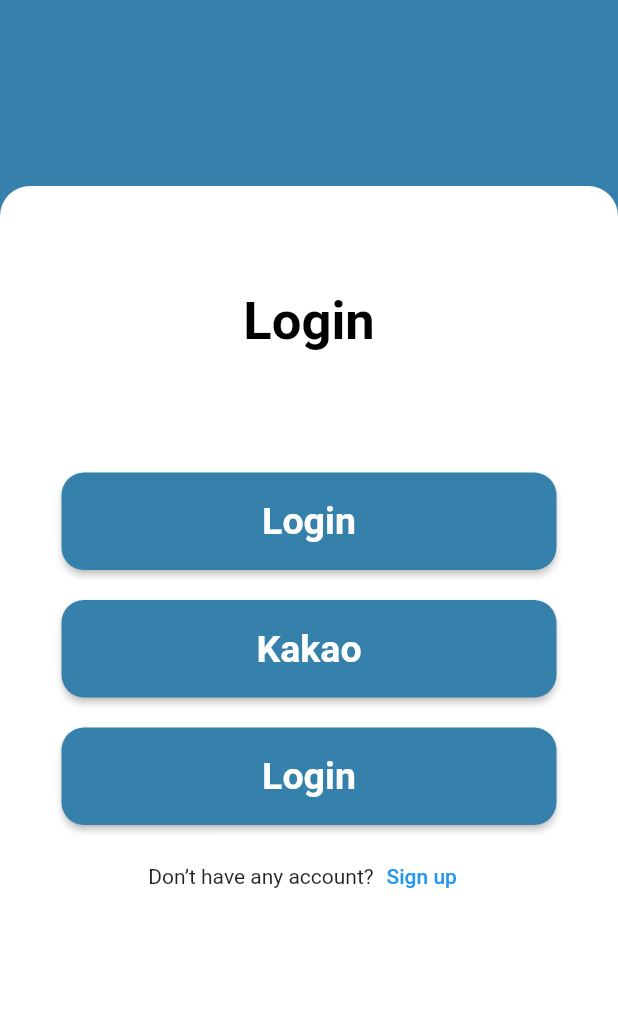
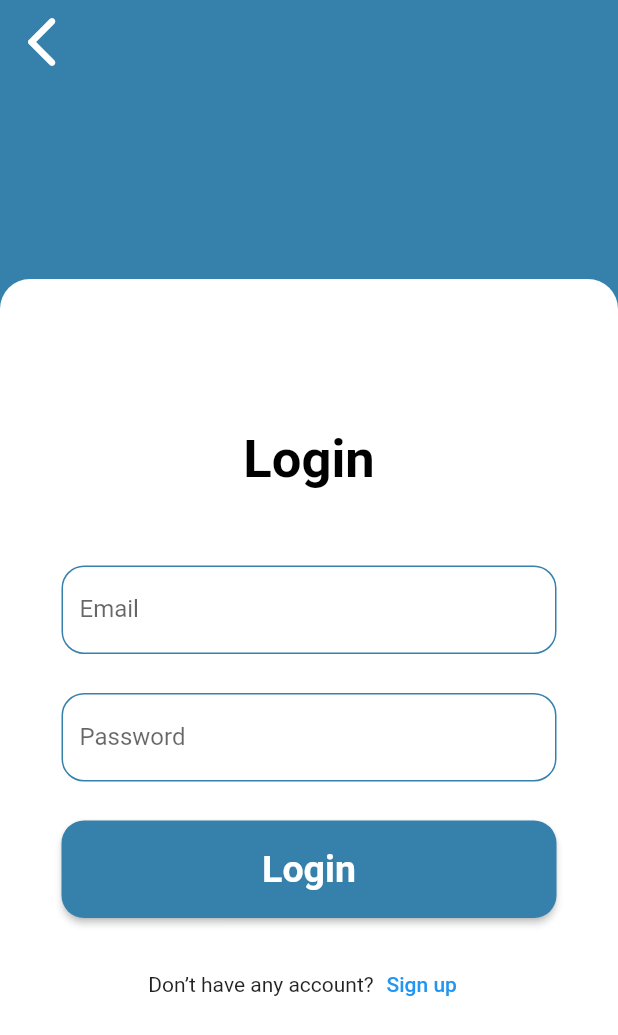
Before and after one commit to danii0110/makeme-flutter, a Flutter app: the EmailLoginPage screen opened directly, on a phone screen of 412 x 824 dp. Shown: the top 1035 px of the screen. Run offline on Flutter 3.47's test engine with Material 2 defaults, Android fonts, the light colour scheme and no system bars.

Commit message:
Style: modify email_login_screen ui

```diff
--- a/lib/main.dart
+++ b/lib/main.dart
@@ -1,5 +1,5 @@
 import 'package:flutter/material.dart';
-// import 'package:makeme_flutter/screen/email_login_screen.dart';
+import 'package:makeme_flutter/screen/email_login_screen.dart';
 import 'package:makeme_flutter/screen/login_screen.dart';
 
 void main() {
@@ -13,8 +13,8 @@
   Widget build(BuildContext context) {
     return MaterialApp(
       title: 'makeMe',
-      home: LoginPage(),
-      // home: EmailLoginPage(),
+      // home: LoginPage(),
+      home: EmailLoginPage(),
     );
   }
 }
--- a/lib/screen/email_login_screen.dart
+++ b/lib/screen/email_login_screen.dart
@@ -6,6 +6,8 @@
 }
 
 class _EmailLoginPageState extends State<EmailLoginPage> {
+  // final myController = TextEditingController();
+
   @override
   void initState() {
     //initState 초기화를 위해 필요한 저장공간
@@ -15,30 +17,90 @@
   @override
   Widget build(BuildContext context) {
     return Scaffold(
-      backgroundColor: const Color.fromARGB(255, 54, 129, 171),
+      backgroundColor: const Color.fromRGBO(54, 129, 171, 1),
       body: Center(
         child: Column(
           mainAxisAlignment: MainAxisAlignment.end,
+          crossAxisAlignment: CrossAxisAlignment.start,
           children: <Widget>[
+            Container(
+              margin: EdgeInsets.fromLTRB(0, 0, 0, 130),
+              child: IconButton(
+                onPressed: () {
+                  Navigator.pop(context);
+                },
+                icon: const Icon(Icons.arrow_back_ios_new_rounded),
+                color: Colors.white,
+                iconSize: 40,
+              ),
+            ),
             Container(
               decoration: const BoxDecoration(
                   color: Colors.white,
                   borderRadius: BorderRadius.only(
                       topLeft: Radius.circular(20),
                       topRight: Radius.circular(20))),
-              width: double.infinity,
+              // width: double.infinity,
               height: 700,
               child: Column(
-                mainAxisAlignment: MainAxisAlignment.start,
+                // mainAxisAlignment: MainAxisAlignment.start,
                 children: [
                   Container(
-                    margin: EdgeInsets.all(70),
+                    // margin: EdgeInsets.all(70),
+                    margin: EdgeInsets.fromLTRB(0, 100, 0, 40),
                     child: Text(
                       "Login",
                       style: TextStyle(
                         color: Colors.black,
                         fontSize: 35,
                         fontWeight: FontWeight.bold,
+                      ),
+                    ),
+                  ),
+                  Container(
+                    width: 330,
+                    height: 65,
+                    margin: EdgeInsets.all(10),
+                    child: const TextField(
+                      decoration: InputDecoration(
+                        enabledBorder: OutlineInputBorder(
+                          borderRadius: BorderRadius.all(Radius.circular(15)),
+                          borderSide: BorderSide(
+                              width: 1.0,
+                              color: Color.fromRGBO(54, 129, 171, 1)),
+                        ),
+                        focusedBorder: OutlineInputBorder(
+                          borderRadius: BorderRadius.all(Radius.circular(15)),
+                          borderSide: BorderSide(
+                              width: 1.0,
+                              color: Color.fromRGBO(54, 129, 171, 1)),
+                        ),
+                        labelText: 'Email',
+                        hintText: 'Enter your email',
+                      ),
+                    ),
+                  ),
+                  Container(
+                    width: 330,
+                    height: 65,
+                    margin: EdgeInsets.all(10),
+                    child: const TextField(
+                      obscureText: true,
+                      decoration: InputDecoration(
+                        enabledBorder: OutlineInputBorder(
+                          borderRadius: BorderRadius.all(Radius.circular(15)),
+                          borderSide: BorderSide(
+                              width: 1.0,
+                              color: Color.fromRGBO(54, 129, 171, 1)),
+                        ),
+                        focusedBorder: OutlineInputBorder(
+                          borderRadius: BorderRadius.all(Radius.circular(15)),
+                          borderSide: BorderSide(
+                              width: 1.0,
+                              color: Color.fromRGBO(54, 129, 171, 1)),
+                        ),
+                        labelText: 'Password',
+                        hintText: 'Enter your password',
                       ),
                     ),
                   ),
@@ -62,44 +124,7 @@
                     ),
                   ),
                   Container(
-                    width: 330,
-                    height: 65,
                     margin: EdgeInsets.all(10),
-                    child: ElevatedButton(
-                      onPressed: () {},
-                      child: Text(
-                        'Kakao',
-                        style: TextStyle(
-                          fontWeight: FontWeight.bold,
-                          fontSize: 25,
-                        ),
-                      ),
-                      style: ElevatedButton.styleFrom(
-                          shape: RoundedRectangleBorder(
-                              borderRadius: BorderRadius.circular(15.0)),
-                          backgroundColor: Color.fromARGB(255, 54, 129, 171)),
-                    ),
-                  ),
-                  Container(
-                    width: 330,
-                    height: 65,
-                    margin: EdgeInsets.all(10),
-                    child: ElevatedButton(
-                      onPressed: () {},
-                      child: Text(
-                        'Login',
-                        style: TextStyle(
-                          fontWeight: FontWeight.bold,
-                          fontSize: 25,
-                        ),
-                      ),
-                      style: ElevatedButton.styleFrom(
-                          shape: RoundedRectangleBorder(
-                              borderRadius: BorderRadius.circular(15.0)),
-                          backgroundColor: Color.fromARGB(255, 54, 129, 171)),
-                    ),
-                  ),
-                  Container(
                     child: Row(
                       mainAxisAlignment: MainAxisAlignment.center,
                       children: [
@@ -107,7 +132,7 @@
                         TextButton(
                           onPressed: () {},
                           child: Text('Sign up'),
-                        )
+                        ),
                       ],
                     ),
                   ),
```
